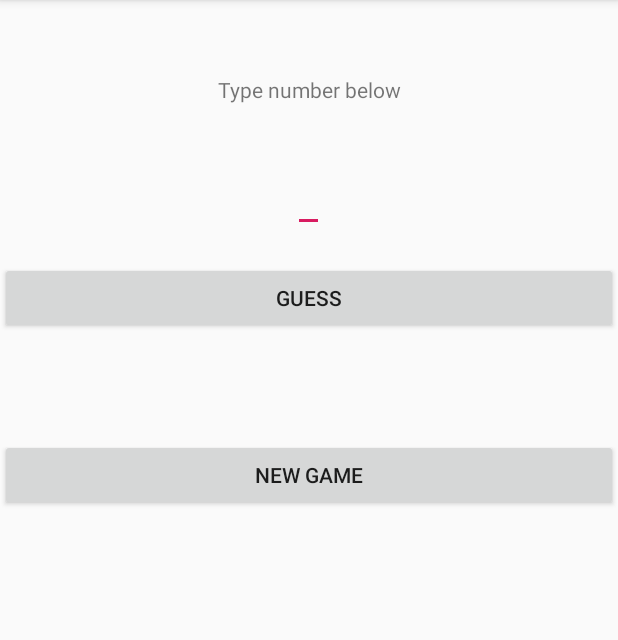
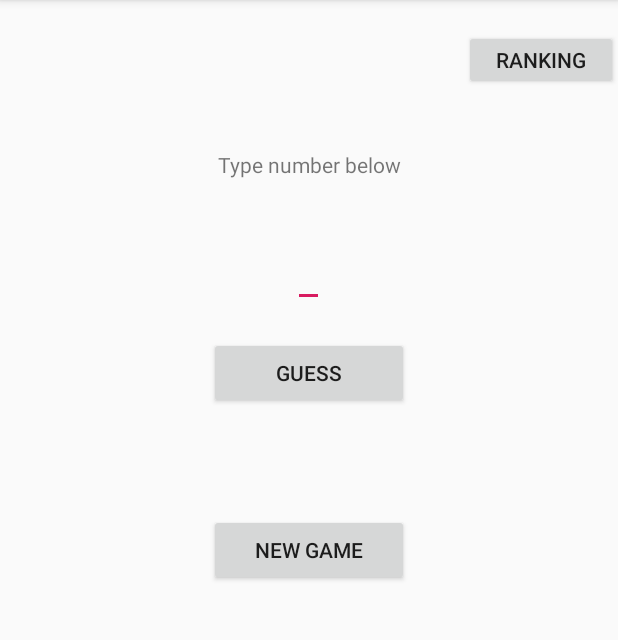
Before and after one commit to tomaszmjurek/GuessTheNumber, an Android app: the screen it shows after launch (MainActivity), on a phone screen of 412 x 824 dp, the part 84-724 px from its top. Run offline under Robolectric (Android 15) with nearby library versions, the phone set to English and light mode, and no system bars; 5 statements that could not run were skipped.

Commit message:
improved activity view. bug fix

```diff
--- a/app/src/main/res/layout/activity_main.xml
+++ b/app/src/main/res/layout/activity_main.xml
@@ -9,12 +9,29 @@
         android:orientation="vertical"
         tools:ignore="MissingConstraints">
 
+    <LinearLayout
+        android:orientation="horizontal"
+        android:layout_width="match_parent"
+        android:layout_height="40dp"
+        android:layout_marginTop="20dp">
+        <TextView
+            android:layout_weight="1"
+            android:layout_width="match_parent"
+            android:layout_height="match_parent" />
+        <Button
+            android:layout_width="match_parent"
+            android:layout_height="match_parent"
+            android:layout_weight="3"
+            android:text="Ranking"
+            android:id="@+id/SeeRankingBtn"/>
+    </LinearLayout>
+
     <TextView
             android:text="Type number below"
             android:textAlignment="center"
             android:layout_width="match_parent"
             android:layout_height="wrap_content"
-            android:layout_marginTop="50dp"
+            android:layout_marginTop="40dp"
             android:layout_marginBottom="20dp"/>
     <EditText
             android:layout_marginTop="20dp"
@@ -26,7 +43,8 @@
             android:id="@+id/numberText"/>
     <Button
             android:text="Guess"
-            android:layout_width="match_parent"
+            android:layout_width="60pt"
+            android:layout_gravity="center"
             android:layout_height="wrap_content"
             android:id="@+id/guessBtn"/>
     <LinearLayout
@@ -51,7 +69,8 @@
     <Button
             android:layout_marginTop="10dp"
             android:text="New Game"
-            android:layout_width="match_parent"
+            android:layout_width="60pt"
+            android:layout_gravity="center"
             android:layout_height="wrap_content"
             android:id="@+id/newGameBtn"/>
 
```
Also changed, not shown: app/src/main/AndroidManifest.xml (+11 -7 lines), app/src/main/java/com/example/guessthenum/MainActivity.kt (+14 -1 lines), app/src/main/java/com/example/guessthenum/RankingActivity.kt (added, +15 -0 lines), app/src/main/res/layout/activity_ranking.xml (added, +25 -0 lines).
